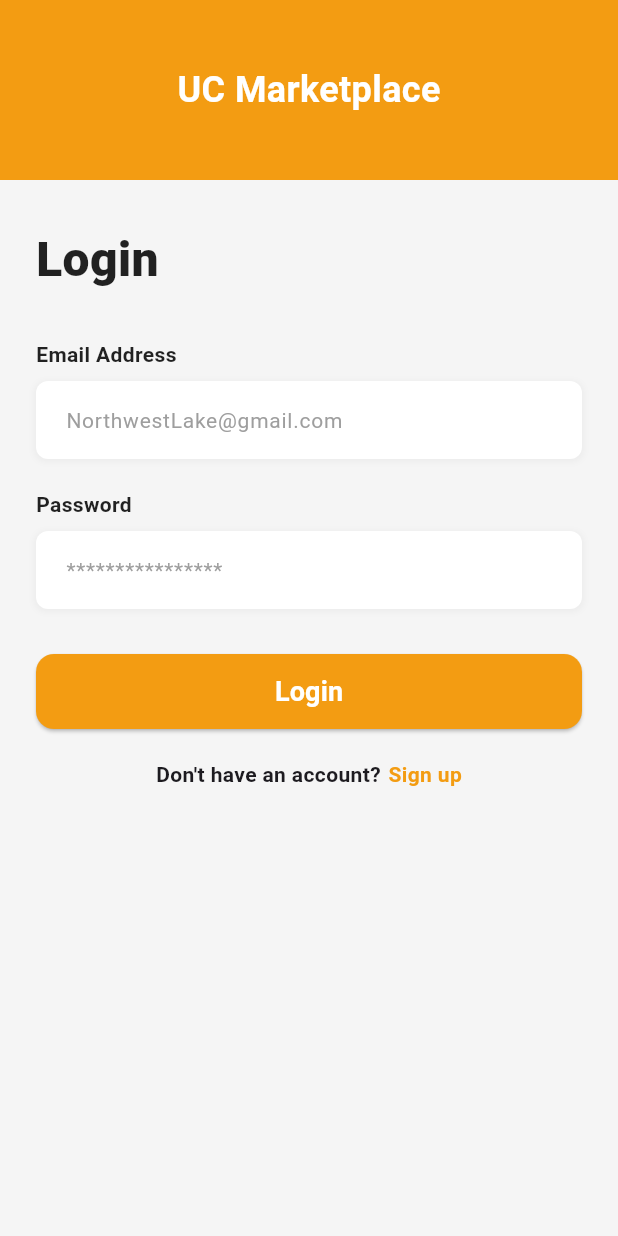
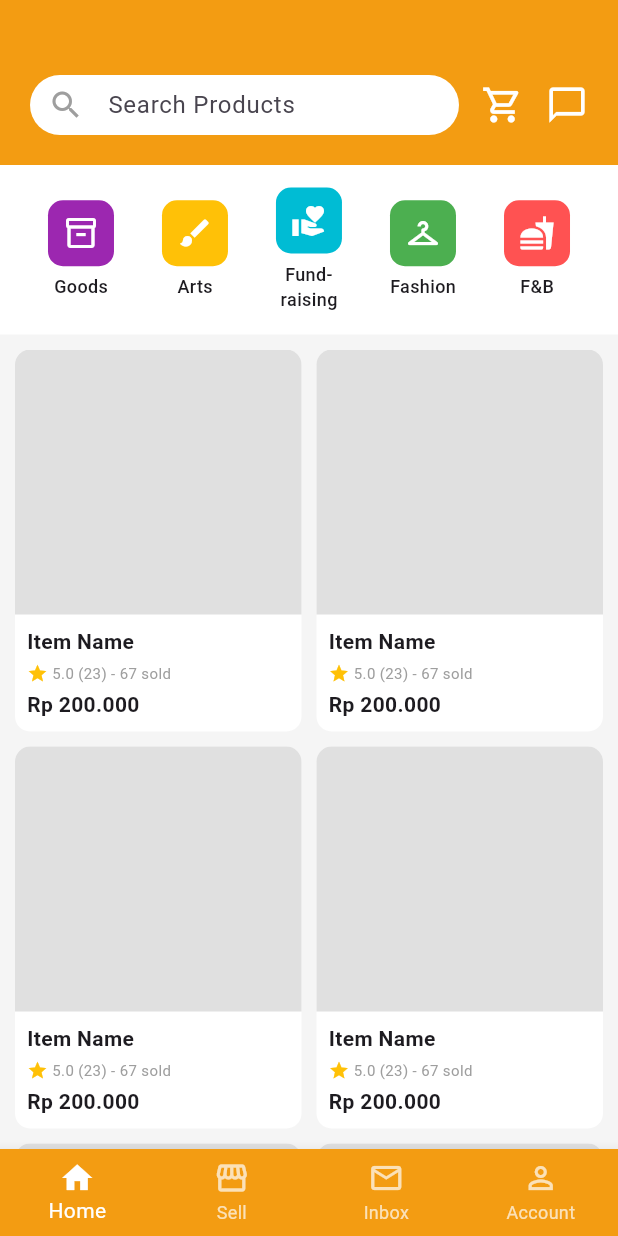
Before and after one commit to mhadiwidjaja/uc_marketplace, a Flutter app: the LoginPage screen opened directly, after a tap on "Login", on a phone screen of 412 x 824 dp. Run offline on Flutter 3.47's test engine with Material 3 defaults, Android fonts, the phone set to English and light mode, and no system bars; network calls fail.

Commit message:
main, account and home

```diff
--- /dev/null
+++ b/lib/home_page.dart
@@ -0,0 +1,151 @@
+import 'package:flutter/material.dart';
+
+class HomePage extends StatelessWidget {
+  const HomePage({super.key});
+
+  final Color ucOrange = const Color(0xFFF39C12);
+
+  @override
+  Widget build(BuildContext context) {
+    return Scaffold(
+      backgroundColor: const Color(0xFFF5F5F5),
+      body: Column(
+        children: [
+          // 1. Header with Search Bar
+          Container(
+            padding: const EdgeInsets.only(top: 50, left: 20, right: 20, bottom: 20),
+            decoration: BoxDecoration(color: ucOrange),
+            child: Row(
+              children: [
+                Expanded(
+                  child: Container(
+                    height: 40,
+                    decoration: BoxDecoration(
+                      color: Colors.white,
+                      borderRadius: BorderRadius.circular(20),
+                    ),
+                    child: const TextField(
+                      decoration: InputDecoration(
+                        hintText: "Search Products",
+                        prefixIcon: Icon(Icons.search, color: Colors.grey),
+                        border: InputBorder.none,
+                        contentPadding: EdgeInsets.symmetric(vertical: 10),
+                      ),
+                    ),
+                  ),
+                ),
+                const SizedBox(width: 15),
+                const Icon(Icons.shopping_cart_outlined, color: Colors.white, size: 28),
+                const SizedBox(width: 15),
+                const Icon(Icons.chat_bubble_outline, color: Colors.white, size: 28),
+              ],
+            ),
+          ),
+
+          // 2. Categories Row
+          Container(
+            color: Colors.white,
+            padding: const EdgeInsets.symmetric(vertical: 15),
+            child: Row(
+              mainAxisAlignment: MainAxisAlignment.spaceEvenly,
+              children: [
+                _buildCategoryItem("Goods", Icons.inventory_2_outlined, Colors.purple),
+                _buildCategoryItem("Arts", Icons.brush, Colors.amber),
+                _buildCategoryItem("Fund-\nraising", Icons.volunteer_activism, Colors.cyan),
+                _buildCategoryItem("Fashion", Icons.checkroom, Colors.green),
+                _buildCategoryItem("F&B", Icons.fastfood, Colors.redAccent),
+              ],
+            ),
+          ),
+
+          const SizedBox(height: 10),
+
+          // 3. Grid of Items
+          Expanded(
+            child: Padding(
+              padding: const EdgeInsets.symmetric(horizontal: 10),
+              child: GridView.builder(
+                padding: EdgeInsets.zero,
+                gridDelegate: const SliverGridDelegateWithFixedCrossAxisCount(
+                  crossAxisCount: 2,
+                  childAspectRatio: 0.75, // Adjusts height/width ratio
+                  crossAxisSpacing: 10,
+                  mainAxisSpacing: 10,
+                ),
+                itemCount: 6, // Dummy item count
+                itemBuilder: (context, index) {
+                  return _buildProductCard();
+                },
+              ),
+            ),
+          ),
+        ],
+      ),
+    );
+  }
+
+  // Helper for Categories
+  Widget _buildCategoryItem(String label, IconData icon, Color color) {
+    return Column(
+      children: [
+        Container(
+          padding: const EdgeInsets.all(10),
+          decoration: BoxDecoration(
+            color: color,
+            borderRadius: BorderRadius.circular(10),
+          ),
+          child: Icon(icon, color: Colors.white, size: 24),
+        ),
+        const SizedBox(height: 5),
+        Text(
+          label,
+          textAlign: TextAlign.center,
+          style: const TextStyle(fontSize: 12, fontWeight: FontWeight.w500),
+        )
+      ],
+    );
+  }
+
+  // Helper for Product Cards
+  Widget _buildProductCard() {
+    return Container(
+      decoration: BoxDecoration(
+        color: Colors.white,
+        borderRadius: BorderRadius.circular(10),
+      ),
+      child: Column(
+        crossAxisAlignment: CrossAxisAlignment.start,
+        children: [
+          // Dummy Image
+          Expanded(
+            child: Container(
+              decoration: BoxDecoration(
+                color: Colors.grey[300],
+                borderRadius: const BorderRadius.vertical(top: Radius.circular(10)),
+              ),
+            ),
+          ),
+          // Info
+          Padding(
+            padding: const EdgeInsets.all(8.0),
+            child: Column(
+              crossAxisAlignment: CrossAxisAlignment.start,
+              children: [
+                const Text("Item Name", style: TextStyle(fontWeight: FontWeight.bold)),
+                const SizedBox(height: 4),
+                const Row(
+                  children: [
+                    Icon(Icons.star, color: Colors.amber, size: 14),
+                    Text(" 5.0 (23) - 67 sold", style: TextStyle(fontSize: 10, color: Colors.grey)),
+                  ],
+                ),
+                const SizedBox(height: 4),
+                const Text("Rp 200.000", style: TextStyle(fontWeight: FontWeight.bold)),
+              ],
+            ),
+          ),
+        ],
+      ),
+    );
+  }
+}
--- a/lib/login_page.dart
+++ b/lib/login_page.dart
@@ -1,5 +1,6 @@
 import 'package:flutter/material.dart';
 import 'signup_page.dart'; // Import this so we can navigate back
+import 'main_screen.dart';
 
 class LoginPage extends StatefulWidget {
   const LoginPage({super.key});
@@ -39,7 +40,10 @@ class _LoginPageState extends State<LoginPage> {
 
             // 2. Login Form Section
             Padding(
-              padding: const EdgeInsets.symmetric(horizontal: 24.0, vertical: 30.0),
+              padding: const EdgeInsets.symmetric(
+                horizontal: 24.0,
+                vertical: 30.0,
+              ),
               child: Column(
                 crossAxisAlignment: CrossAxisAlignment.start,
                 children: [
@@ -76,7 +80,13 @@ class _LoginPageState extends State<LoginPage> {
                         ),
                       ),
                       onPressed: () {
-                        print("Login pressed");
+                        // Navigate to the Main Screen (Home)
+                        Navigator.pushReplacement(
+                          context,
+                          MaterialPageRoute(
+                            builder: (context) => const MainScreen(),
+                          ),
+                        );
                       },
                       child: const Text(
                         "Login",
@@ -105,7 +115,9 @@ class _LoginPageState extends State<LoginPage> {
                           // Navigate to Signup Page
                           Navigator.push(
                             context,
-                            MaterialPageRoute(builder: (context) => const SignupPage()),
+                            MaterialPageRoute(
+                              builder: (context) => const SignupPage(),
+                            ),
                           );
                         },
                         child: Text(
@@ -166,7 +178,10 @@ class _LoginPageState extends State<LoginPage> {
             borderRadius: BorderRadius.circular(8),
             borderSide: BorderSide.none,
           ),
-          contentPadding: const EdgeInsets.symmetric(horizontal: 16, vertical: 14),
+          contentPadding: const EdgeInsets.symmetric(
+            horizontal: 16,
+            vertical: 14,
+          ),
         ),
       ),
     );
--- /dev/null
+++ b/lib/main_screen.dart
@@ -0,0 +1,69 @@
+import 'package:flutter/material.dart';
+import 'home_page.dart';
+import 'account_page.dart';
+
+class MainScreen extends StatefulWidget {
+  const MainScreen({super.key});
+
+  @override
+  State<MainScreen> createState() => _MainScreenState();
+}
+
+class _MainScreenState extends State<MainScreen> {
+  int _selectedIndex = 0;
+  final Color ucOrange = const Color(0xFFF39C12);
+
+  // The list of pages corresponding to the tabs
+  // We use placeholders for Sell and Inbox for now
+  final List<Widget> _pages = [
+    const HomePage(),
+    const Scaffold(body: Center(child: Text("Sell Page - Coming Soon"))),
+    const Scaffold(body: Center(child: Text("Inbox Page - Coming Soon"))),
+    const AccountPage(),
+  ];
+
+  void _onItemTapped(int index) {
+    setState(() {
+      _selectedIndex = index;
+    });
+  }
+
+  @override
+  Widget build(BuildContext context) {
+    return Scaffold(
+      // This switches the body based on the selected tab
+      body: _pages[_selectedIndex],
+
+      bottomNavigationBar: BottomNavigationBar(
+        type: BottomNavigationBarType.fixed, // Needed for 4+ items
+        backgroundColor: ucOrange,
+        selectedItemColor: Colors.white,
+        unselectedItemColor: Colors.white.withOpacity(0.7),
+        currentIndex: _selectedIndex,
+        onTap: _onItemTapped,
+        items: const [
+          BottomNavigationBarItem(
+            icon: Icon(Icons.home_outlined),
+            activeIcon: Icon(Icons.home),
+            label: 'Home',
+          ),
+          BottomNavigationBarItem(
+            icon: Icon(Icons.storefront_outlined),
+            activeIcon: Icon(Icons.storefront),
+            label: 'Sell',
+          ),
+          BottomNavigationBarItem(
+            icon: Icon(Icons.mail_outline),
+            activeIcon: Icon(Icons.mail),
+            label: 'Inbox',
+          ),
+          BottomNavigationBarItem(
+            icon: Icon(Icons.person_outline),
+            activeIcon: Icon(Icons.person),
+            label: 'Account',
+          ),
+        ],
+      ),
+    );
+  }
+}
```
Also changed, not shown: lib/account_page.dart (added, +103 -0 lines).
